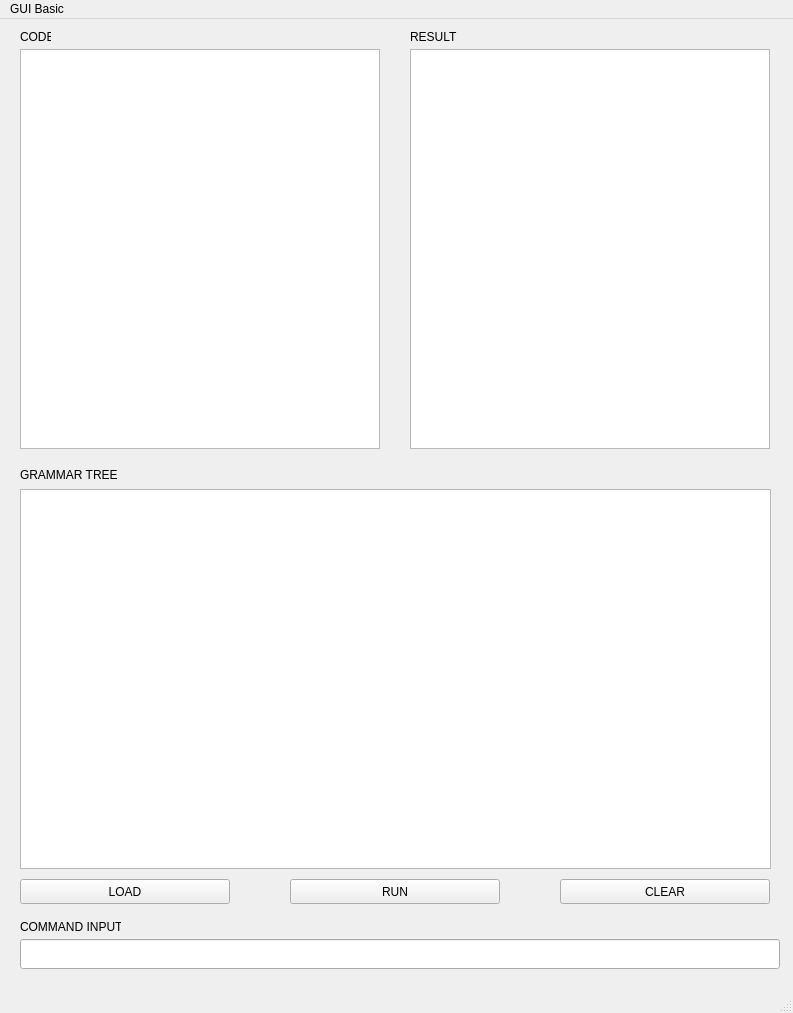
Before: the Qt Designer form Labs/1_Minimal_Basic/Minimal_Basic/mainwindow.ui in Vieran/DS_Pro, drawn with Qt 5.
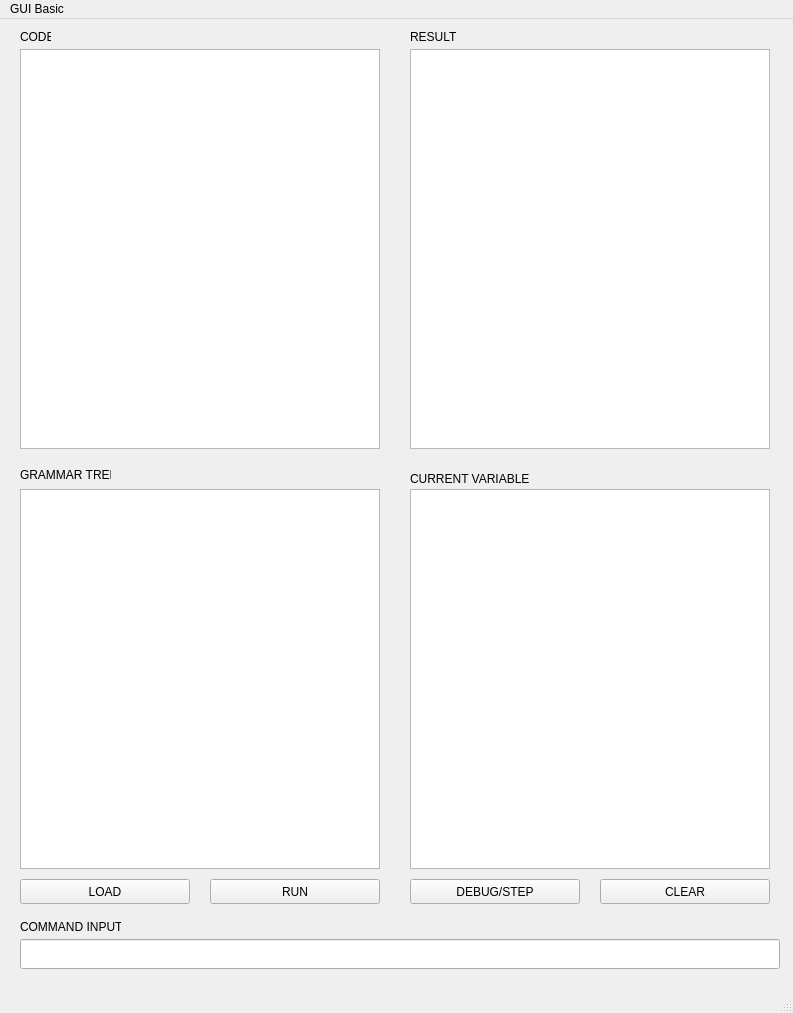
After: the same form once the commit is applied.

Commit message: minimal basic v2 debug mode

```diff
--- a/Labs/1_Minimal_Basic/Minimal_Basic/mainwindow.ui
+++ b/Labs/1_Minimal_Basic/Minimal_Basic/mainwindow.ui
@@ -45,7 +45,7 @@
      <rect>
       <x>20</x>
       <y>446</y>
-      <width>751</width>
+      <width>91</width>
       <height>20</height>
      </rect>
     </property>
@@ -58,7 +58,7 @@
      <rect>
       <x>20</x>
       <y>470</y>
-      <width>751</width>
+      <width>360</width>
       <height>380</height>
      </rect>
     </property>
@@ -68,7 +68,7 @@
      <rect>
       <x>20</x>
       <y>860</y>
-      <width>210</width>
+      <width>170</width>
       <height>25</height>
      </rect>
     </property>
@@ -79,9 +79,9 @@
    <widget class="QPushButton" name="RUN">
     <property name="geometry">
      <rect>
-      <x>290</x>
+      <x>210</x>
       <y>860</y>
-      <width>210</width>
+      <width>170</width>
       <height>25</height>
      </rect>
     </property>
@@ -92,9 +92,9 @@
    <widget class="QPushButton" name="CLEAR">
     <property name="geometry">
      <rect>
-      <x>560</x>
+      <x>600</x>
       <y>860</y>
-      <width>210</width>
+      <width>170</width>
       <height>25</height>
      </rect>
     </property>
@@ -145,6 +145,42 @@
      </rect>
     </property>
    </widget>
+   <widget class="QPushButton" name="DEBUG_STEP">
+    <property name="geometry">
+     <rect>
+      <x>410</x>
+      <y>860</y>
+      <width>170</width>
+      <height>25</height>
+     </rect>
+    </property>
+    <property name="text">
+     <string>DEBUG/STEP</string>
+    </property>
+   </widget>
+   <widget class="QTextBrowser" name="CURRENT_VAR_text">
+    <property name="geometry">
+     <rect>
+      <x>410</x>
+      <y>470</y>
+      <width>360</width>
+      <height>380</height>
+     </rect>
+    </property>
+   </widget>
+   <widget class="QLabel" name="CURRENT_VAR">
+    <property name="geometry">
+     <rect>
+      <x>410</x>
+      <y>450</y>
+      <width>121</width>
+      <height>20</height>
+     </rect>
+    </property>
+    <property name="text">
+     <string>CURRENT VARIABLE</string>
+    </property>
+   </widget>
   </widget>
   <widget class="QMenuBar" name="menubar">
    <property name="geometry">
```
The commit also changes 6 other files.
